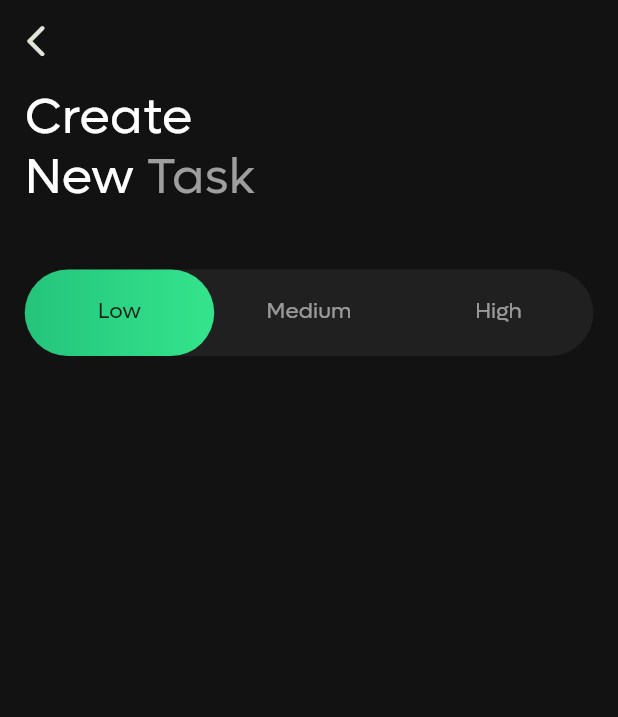
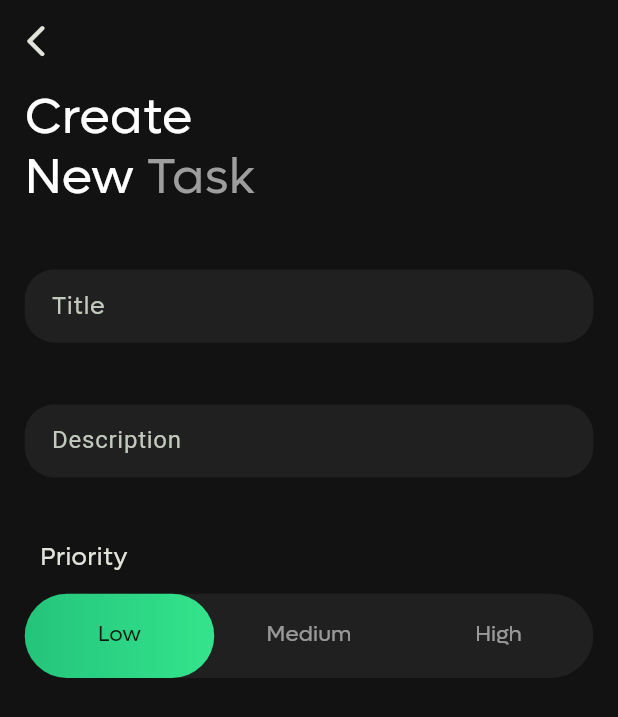
Before and after one commit to ZaynMeledath/turningpoint_tms, a Flutter app: the screen it shows after launch, on a phone screen of 412 x 824 dp. Shown: the top 717 px of the screen. Run offline on Flutter 3.47's test engine with Material 3 defaults, Android fonts, the phone set to English and light mode, and no system bars; our stand-ins replace gap, get, google_fonts.

Commit message:
Assign task screen UI development

```diff
--- a/lib/view/task_management/assign_task/assign_task_screen.dart
+++ b/lib/view/task_management/assign_task/assign_task_screen.dart
@@ -2,7 +2,9 @@ import 'package:flutter/material.dart';
 import 'package:gap/gap.dart';
 import 'package:turning_point_tasks_app/utils/screen_size.dart';
 import 'package:turning_point_tasks_app/utils/widgets/my_app_bar.dart';
+import 'package:turning_point_tasks_app/view/task_management/assign_task/segments/description_text_field.dart';
 import 'package:turning_point_tasks_app/view/task_management/assign_task/segments/priority_tab_bar.dart';
+import 'package:turning_point_tasks_app/view/task_management/assign_task/segments/title_text_field.dart';
 
 class AssignTaskScreen extends StatefulWidget {
   const AssignTaskScreen({super.key});
@@ -14,18 +16,30 @@ class AssignTaskScreen extends StatefulWidget {
 class _AssignTaskScreenState extends State<AssignTaskScreen>
     with SingleTickerProviderStateMixin {
   late final TabController tabController;
+  late final TextEditingController titleController;
+  late final TextEditingController descriptionController;
 
   @override
   void initState() {
     tabController = TabController(length: 3, vsync: this);
+    titleController = TextEditingController();
+    descriptionController = TextEditingController();
     super.initState();
   }
 
   @override
   Widget build(BuildContext context) {
-    return Scaffold(
+    return GestureDetector(
+      onTap: () {
+        FocusScopeNode currentFocus = FocusScope.of(context);
+        if (!currentFocus.hasPrimaryFocus) {
+          currentFocus.unfocus();
+        }
+      },
+      child: Scaffold(
         appBar: myAppBar(context: context, title: ''),
-      body: Padding(
+        body: SingleChildScrollView(
+          child: Padding(
             padding: EdgeInsets.symmetric(horizontal: screenWidth * .04),
             child: Column(
               children: [
@@ -56,8 +70,14 @@ class _AssignTaskScreenState extends State<AssignTaskScreen>
                   ),
                 ),
                 Gap(screenHeight * .05),
+                titleTextField(titleController),
+                Gap(screenHeight * .05),
+                descriptionTextField(descriptionController),
+                Gap(screenHeight * .05),
                 priorityTabBar(tabController: tabController)
               ],
+            ),
+          ),
         ),
       ),
     );
--- /dev/null
+++ b/lib/view/task_management/assign_task/segments/description_text_field.dart
@@ -0,0 +1,40 @@
+import 'package:flutter/material.dart';
+import 'package:google_fonts/google_fonts.dart';
+import 'package:turning_point_tasks_app/utils/screen_size.dart';
+
+Widget descriptionTextField(TextEditingController descriptionController) {
+  return TextField(
+    controller: descriptionController,
+    style: GoogleFonts.roboto(),
+    maxLines: null,
+    keyboardAppearance: Brightness.dark,
+    cursorOpacityAnimates: true,
+    decoration: InputDecoration(
+      hintText: 'Description',
+      contentPadding: EdgeInsets.symmetric(
+        horizontal: screenWidth * .034,
+        vertical: screenHeight * .015,
+      ),
+      fillColor: Colors.grey.withOpacity(.1),
+      filled: true,
+      enabledBorder: OutlineInputBorder(
+        borderRadius: BorderRadius.circular(20),
+        borderSide: const BorderSide(
+          color: Colors.transparent,
+        ),
+      ),
+      focusedBorder: OutlineInputBorder(
+        borderRadius: BorderRadius.circular(20),
+        borderSide: const BorderSide(
+          color: Color.fromRGBO(52, 228, 140, .18),
+        ),
+      ),
+      errorBorder: OutlineInputBorder(
+        borderRadius: BorderRadius.circular(20),
+        borderSide: const BorderSide(
+          color: Colors.red,
+        ),
+      ),
+    ),
+  );
+}
--- a/lib/view/task_management/assign_task/segments/priority_tab_bar.dart
+++ b/lib/view/task_management/assign_task/segments/priority_tab_bar.dart
@@ -1,9 +1,24 @@
 import 'package:flutter/material.dart';
+import 'package:gap/gap.dart';
 import 'package:turning_point_tasks_app/utils/screen_size.dart';
 
 Widget priorityTabBar({required TabController tabController}) {
-  return Container(
-    height: screenHeight * .07,
+  return Column(
+    children: [
+      Row(
+        children: [
+          Gap(screenWidth * .025),
+          Text(
+            'Priority',
+            style: TextStyle(
+              fontSize: screenWidth * .04,
+            ),
+          ),
+        ],
+      ),
+      Gap(screenHeight * .015),
+      Container(
+        height: screenHeight * .068,
         decoration: BoxDecoration(
           borderRadius: BorderRadius.circular(30),
           color: Colors.grey.withOpacity(.1),
@@ -11,6 +26,7 @@ Widget priorityTabBar({required TabController tabController}) {
         child: TabBar(
           controller: tabController,
           dividerColor: Colors.transparent,
+          enableFeedback: true,
           splashFactory: NoSplash.splashFactory,
           overlayColor: WidgetStateColor.transparent,
           indicatorSize: TabBarIndicatorSize.tab,
@@ -33,10 +49,27 @@ Widget priorityTabBar({required TabController tabController}) {
             ),
           ),
           tabs: const [
+            Column(
+              mainAxisAlignment: MainAxisAlignment.center,
+              children: [
                 Text('Low'),
+              ],
+            ),
+            Column(
+              mainAxisAlignment: MainAxisAlignment.center,
+              children: [
                 Text('Medium'),
+              ],
+            ),
+            Column(
+              mainAxisAlignment: MainAxisAlignment.center,
+              children: [
                 Text('High'),
               ],
             ),
+          ],
+        ),
+      ),
+    ],
   );
 }
--- /dev/null
+++ b/lib/view/task_management/assign_task/segments/title_text_field.dart
@@ -0,0 +1,38 @@
+import 'package:flutter/material.dart';
+import 'package:turning_point_tasks_app/utils/screen_size.dart';
+
+Widget titleTextField(TextEditingController titleController) {
+  return TextField(
+    controller: titleController,
+    maxLines: null,
+    keyboardAppearance: Brightness.dark,
+    cursorOpacityAnimates: true,
+    decoration: InputDecoration(
+      hintText: 'Title',
+      contentPadding: EdgeInsets.symmetric(
+        horizontal: screenWidth * .034,
+        vertical: screenHeight * .015,
+      ),
+      fillColor: Colors.grey.withOpacity(.1),
+      filled: true,
+      enabledBorder: OutlineInputBorder(
+        borderRadius: BorderRadius.circular(20),
+        borderSide: const BorderSide(
+          color: Colors.transparent,
+        ),
+      ),
+      focusedBorder: OutlineInputBorder(
+        borderRadius: BorderRadius.circular(20),
+        borderSide: const BorderSide(
+          color: Color.fromRGBO(52, 228, 140, .18),
+        ),
+      ),
+      errorBorder: OutlineInputBorder(
+        borderRadius: BorderRadius.circular(20),
+        borderSide: const BorderSide(
+          color: Colors.red,
+        ),
+      ),
+    ),
+  );
+}
```
Lines whose indentation alone changed are shown as unchanged.
